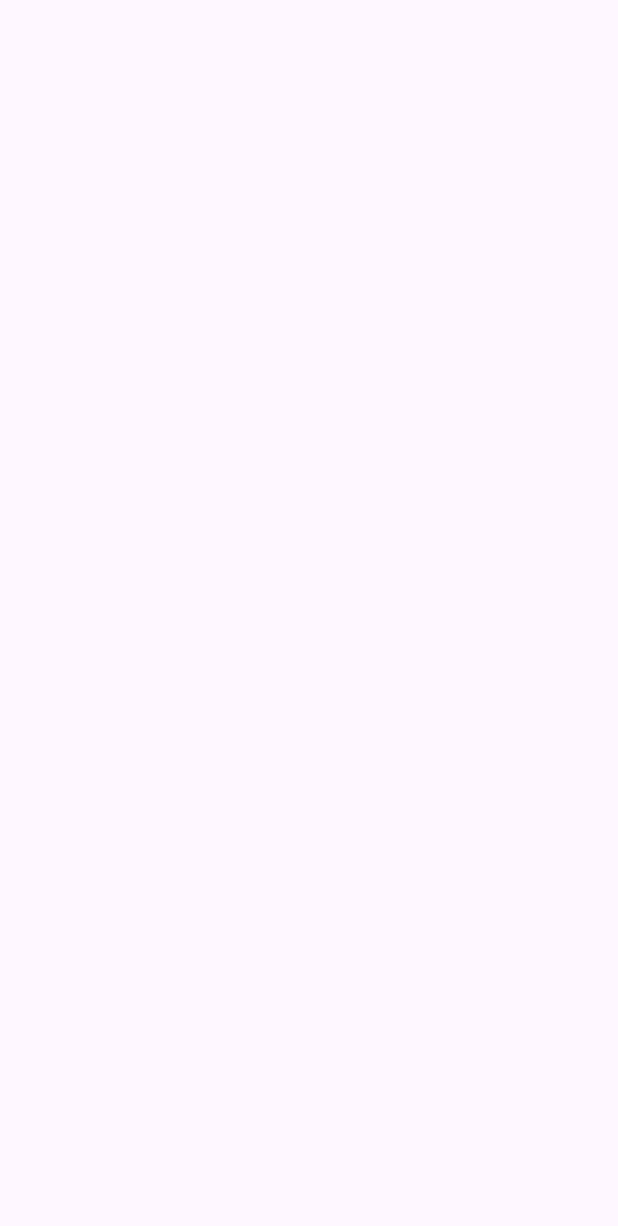
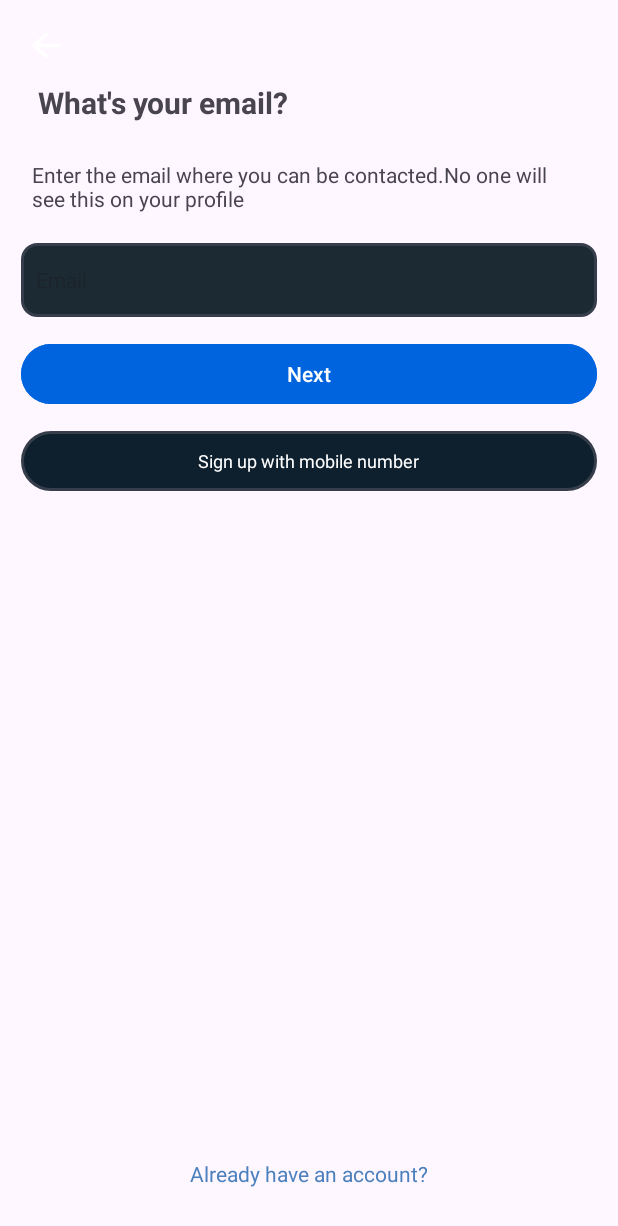
Before and after one commit to FAHIMBHAI786/Instagram, an Android app: the SignUpWithEmail screen opened directly, with no data from a screen before it, on a phone screen of 412 x 824 dp. Before the commit the part shown is empty. Shown: the top 1226 px of the screen. Run offline under Robolectric (Android 15) with nearby library versions, the phone set to English and light mode, and no system bars.

Commit message:
First Commit

```diff
--- a/app/src/main/java/com/example/instagram/cloneby/Funoverflow/SignUpActivity.java
+++ b/app/src/main/java/com/example/instagram/cloneby/Funoverflow/SignUpActivity.java
@@ -6,6 +6,7 @@ import android.view.View;
 import android.widget.ImageButton;
 import android.widget.ImageView;
 import android.widget.LinearLayout;
+import android.widget.TextView;
 
 import androidx.activity.EdgeToEdge;
 import androidx.appcompat.app.AppCompatActivity;
@@ -25,6 +26,15 @@ public class SignUpActivity extends AppCompatActivity {
             v.setPadding(systemBars.left, systemBars.top, systemBars.right, systemBars.bottom);
             return insets;
         });
+        TextView goToLogIn = findViewById(R.id.goToLogIn);
+        goToLogIn.setOnClickListener(new View.OnClickListener() {
+            @Override
+            public void onClick(View v) {
+                Intent i = new Intent(SignUpActivity.this,LoginActivity.class);
+                startActivity(i);
+                finish();
+            }
+        });
         ImageButton signUpBackBtn = findViewById(R.id.signUpBackBtn);
         signUpBackBtn.setOnClickListener(view -> onBackPressed());
 
@@ -34,6 +44,7 @@ public class SignUpActivity extends AppCompatActivity {
             public void onClick(View v) {
                 Intent i = new Intent(SignUpActivity.this,SignUpWithEmail.class);
                 startActivity(i);
+                finish();
             }
         });
 
@@ -43,4 +54,5 @@ public class SignUpActivity extends AppCompatActivity {
         // Handle custom back button behavior here
         // For example, navigate back to the previous activity or perform any custom action
         super.onBackPressed();
+        finish();
     }}
--- a/app/src/main/java/com/example/instagram/cloneby/Funoverflow/SignUpWithEmail.java
+++ b/app/src/main/java/com/example/instagram/cloneby/Funoverflow/SignUpWithEmail.java
@@ -1,6 +1,11 @@
 package com.example.instagram.cloneby.Funoverflow;
 
+import android.content.Intent;
 import android.os.Bundle;
+import android.view.View;
+import android.widget.ImageButton;
+import android.widget.LinearLayout;
+import android.widget.TextView;
 
 import androidx.activity.EdgeToEdge;
 import androidx.appcompat.app.AppCompatActivity;
@@ -20,5 +25,39 @@ public class SignUpWithEmail extends AppCompatActivity {
             v.setPadding(systemBars.left, systemBars.top, systemBars.right, systemBars.bottom);
             return insets;
         });
+        TextView goToLogIn = findViewById(R.id.goToLogIn);
+        goToLogIn.setOnClickListener(new View.OnClickListener() {
+            @Override
+            public void onClick(View v) {
+                Intent i = new Intent(SignUpWithEmail.this,LoginActivity.class);
+                startActivity(i);
+                finish();
+            }
+        });
+
+        ImageButton signUpWithEmailBackBtn = findViewById(R.id.signUpWithEmailBackBtn);
+        signUpWithEmailBackBtn.setOnClickListener(new View.OnClickListener() {
+            @Override
+            public void onClick(View v) {
+                onBackPressed();
+
+            }
+        });
+        LinearLayout signUpWithMobile = findViewById(R.id.signUpWithMobileBtn);
+        signUpWithMobile.setOnClickListener(new View.OnClickListener() {
+            @Override
+            public void onClick(View v) {
+                Intent i = new Intent(SignUpWithEmail.this,SignUpActivity.class);
+                startActivity(i);
+                finish();
+            }
+        });
+    }
+    @Override
+    public void onBackPressed() {
+        // Handle custom back button behavior here
+        // For example, navigate back to the previous activity or perform any custom action
+        super.onBackPressed();
+        finish();
     }
 }
--- a/app/src/main/res/layout/activity_login.xml
+++ b/app/src/main/res/layout/activity_login.xml
@@ -37,6 +37,7 @@
         android:inputType="textEmailAddress"
         android:background="@drawable/custom_input"
         android:paddingLeft="13dp"
+        android:textSize="14sp"
         android:layout_width="match_parent"
         android:layout_height="50dp"
         android:hint="@string/username_email_or_mobile_number"
@@ -54,6 +55,7 @@
         android:layout_marginRight="15dp"
         android:background="@drawable/custom_input"
         android:paddingLeft="13dp"
+        android:textSize="14sp"
         android:layout_width="match_parent"
         android:layout_height="50dp"
         android:hint="@string/password"
--- a/app/src/main/res/layout/activity_sign_up.xml
+++ b/app/src/main/res/layout/activity_sign_up.xml
@@ -35,8 +35,10 @@
 
     <TextView
         android:id="@+id/textView4"
+        android:layout_margin="14dp"
         android:layout_width="361dp"
         android:layout_height="41dp"
+        android:gravity=""
         android:text="@string/enter_the_mobile_number_where_you_can_be_contacted_no_one_will_see_this_on_your_profile"
         android:textSize="14sp"
         app:layout_constraintBottom_toBottomOf="parent"
@@ -53,9 +55,11 @@
         android:layout_margin="14dp"
         android:inputType="phone"
 
+
         android:background="@drawable/custom_input"
         android:hint="@string/mobile_number"
-        android:paddingLeft="10dp"
+        android:textSize="14sp"
+        android:paddingStart="10dp"
         app:layout_constraintBottom_toBottomOf="parent"
         app:layout_constraintEnd_toEndOf="parent"
         app:layout_constraintHorizontal_bias="1.0"
@@ -65,6 +69,7 @@
 
     <TextView
         android:id="@+id/textView5"
+        android:gravity="center"
         android:layout_width="match_parent"
         android:layout_height="wrap_content"
         android:layout_marginStart="14dp"
@@ -85,7 +90,7 @@
         android:layout_height="wrap_content"
         android:layout_margin="14dp"
         android:backgroundTint="@color/login_blue"
-        android:text="Next"
+        android:text="@string/next"
         android:textColor="@color/white"
         app:layout_constraintBottom_toBottomOf="parent"
         app:layout_constraintEnd_toEndOf="parent"
@@ -117,15 +122,16 @@
     </LinearLayout>
 
     <TextView
+        android:id="@+id/goToLogIn"
         android:layout_width="wrap_content"
         android:layout_height="wrap_content"
         android:text="Already have an account?"
+        android:textColor="@color/blue"
         app:layout_constraintBottom_toBottomOf="parent"
         app:layout_constraintEnd_toEndOf="parent"
         app:layout_constraintStart_toStartOf="parent"
         app:layout_constraintTop_toBottomOf="@+id/signUpWithEmailBtn"
-        app:layout_constraintVertical_bias="0.904"
-        android:textColor="@color/blue"/>
+        app:layout_constraintVertical_bias="0.923" />
 
 
 </androidx.constraintlayout.widget.ConstraintLayout>
--- a/app/src/main/res/layout/activity_sign_up_with_email.xml
+++ b/app/src/main/res/layout/activity_sign_up_with_email.xml
@@ -7,4 +7,112 @@
     android:layout_height="match_parent"
     tools:context=".SignUpWithEmail">
 
+    <ImageButton
+        android:id="@+id/signUpWithEmailBackBtn"
+        android:layout_width="29dp"
+        android:layout_height="26dp"
+        android:background="@drawable/baseline_arrow_back_24"
+        app:layout_constraintBottom_toBottomOf="parent"
+        app:layout_constraintEnd_toEndOf="parent"
+        app:layout_constraintHorizontal_bias="0.041"
+        app:layout_constraintStart_toStartOf="parent"
+        app:layout_constraintTop_toTopOf="parent"
+        app:layout_constraintVertical_bias="0.022" />
+
+    <TextView
+        android:id="@+id/textView3"
+        android:layout_width="wrap_content"
+        android:layout_height="wrap_content"
+        android:text="@string/what_s_your_email"
+        android:textSize="20sp"
+        android:textStyle="bold"
+        app:layout_constraintBottom_toBottomOf="parent"
+        app:layout_constraintEnd_toEndOf="parent"
+        app:layout_constraintHorizontal_bias="0.103"
+        app:layout_constraintStart_toStartOf="parent"
+        app:layout_constraintTop_toBottomOf="@+id/signUpWithEmailBackBtn"
+        app:layout_constraintVertical_bias="0.015" />
+
+    <TextView
+        android:id="@+id/textView4"
+        android:layout_margin="14dp"
+        android:layout_width="361dp"
+        android:layout_height="41dp"
+        android:gravity=""
+        android:text="@string/enter_the_email_where_you_can_be_contacted_no_one_will_see_this_on_your_profile"
+        android:textSize="14sp"
+        app:layout_constraintBottom_toBottomOf="parent"
+        app:layout_constraintEnd_toEndOf="parent"
+        app:layout_constraintHorizontal_bias="0.32"
+        app:layout_constraintStart_toStartOf="parent"
+        app:layout_constraintTop_toBottomOf="@+id/textView3"
+        app:layout_constraintVertical_bias="0.016" />
+
+    <EditText
+        android:id="@+id/emailSignup"
+        android:layout_width="match_parent"
+        android:layout_height="49dp"
+        android:layout_margin="14dp"
+        android:inputType="textEmailAddress"
+
+        android:background="@drawable/custom_input"
+        android:hint="@string/email"
+        android:textSize="14sp"
+        android:paddingStart="10dp"
+        app:layout_constraintBottom_toBottomOf="parent"
+        app:layout_constraintEnd_toEndOf="parent"
+        app:layout_constraintHorizontal_bias="1.0"
+        app:layout_constraintStart_toStartOf="parent"
+        app:layout_constraintTop_toBottomOf="@+id/textView4"
+        app:layout_constraintVertical_bias="0.0" />
+
+
+    <Button
+        android:id="@+id/signUpWithEmailNextBtn"
+        android:layout_width="match_parent"
+        android:layout_height="wrap_content"
+        android:layout_margin="14dp"
+        android:backgroundTint="@color/login_blue"
+        android:text="@string/next"
+        android:textColor="@color/white"
+        app:layout_constraintBottom_toBottomOf="parent"
+        app:layout_constraintEnd_toEndOf="parent"
+        app:layout_constraintStart_toStartOf="parent"
+        app:layout_constraintTop_toBottomOf="@+id/emailSignup"
+        app:layout_constraintVertical_bias="0.0" />
+
+    <LinearLayout
+        android:id="@+id/signUpWithMobileBtn"
+        android:layout_width="match_parent"
+        android:layout_height="40dp"
+        android:layout_margin="14dp"
+        android:background="@drawable/custom_input_for_create_new_account"
+        android:gravity="center"
+        app:layout_constraintBottom_toBottomOf="parent"
+        app:layout_constraintEnd_toEndOf="parent"
+        app:layout_constraintHorizontal_bias="0.571"
+        app:layout_constraintStart_toStartOf="parent"
+        app:layout_constraintTop_toBottomOf="@+id/signUpWithEmailNextBtn"
+        app:layout_constraintVertical_bias="0.0">
+
+        <TextView
+            android:layout_width="wrap_content"
+            android:layout_height="wrap_content"
+            android:text="@string/sign_up_with_mobile_number"
+            android:textColor="@color/white"
+            android:textSize="12sp" />
+    </LinearLayout>
+
+    <TextView
+        android:id="@+id/goToLogIn"
+        android:layout_width="wrap_content"
+        android:layout_height="wrap_content"
+        android:text="@string/already_have_an_account"
+        android:textColor="@color/blue"
+        app:layout_constraintBottom_toBottomOf="parent"
+        app:layout_constraintEnd_toEndOf="parent"
+        app:layout_constraintStart_toStartOf="parent"
+        app:layout_constraintTop_toBottomOf="@+id/signUpWithMobileBtn"
+        app:layout_constraintVertical_bias="0.933" />
+
 </androidx.constraintlayout.widget.ConstraintLayout>
--- a/app/src/main/res/values/strings.xml
+++ b/app/src/main/res/values/strings.xml
@@ -11,4 +11,10 @@
     <string name="mobile_number">Mobile number</string>
     <string name="you_may_receive_sms_notification_from_us_for_security_and_login_purposes">You may receive SMS notification from us for security and login purposes.</string>
     <string name="sign_up_with_email">Sign up with email</string>
+    <string name="next">Next</string>
+    <string name="what_s_your_email">What\'s your email?</string>
+    <string name="enter_the_email_where_you_can_be_contacted_no_one_will_see_this_on_your_profile">Enter the email where you can be contacted.No one will see this on your profile</string>
+    <string name="email">Email</string>
+    <string name="already_have_an_account">Already have an account?</string>
+    <string name="sign_up_with_mobile_number">Sign up with mobile number</string>
 </resources>
```
